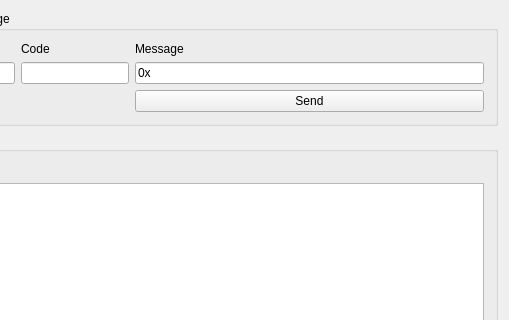
First picture: the form in R_Visualizer/SendMessages/sendmessages.ui, repository NeverKnewTheName/R_Visualizer, before the edit; both pictures show x 118 to 627 and y 0 to 320 of the 627 by 706 pixel window.
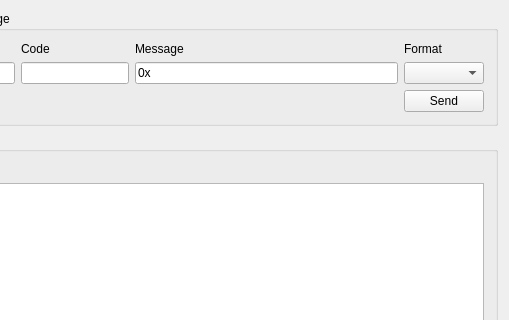
Second picture: the form after the edit.

Commit message: Fixed sendMessage to parse hex and binary input for data part as well as names, hex or dec for id and code field; //ToDO needs more work (Decimal data)

Patch:
```diff
--- a/R_Visualizer/SendMessages/sendmessages.ui
+++ b/R_Visualizer/SendMessages/sendmessages.ui
@@ -36,19 +36,6 @@
         </property>
        </widget>
       </item>
-      <item row="2" column="2">
-       <widget class="QPushButton" name="sndMsgSendBtn">
-        <property name="sizePolicy">
-         <sizepolicy hsizetype="Minimum" vsizetype="Fixed">
-          <horstretch>0</horstretch>
-          <verstretch>0</verstretch>
-         </sizepolicy>
-        </property>
-        <property name="text">
-         <string>Send</string>
-        </property>
-       </widget>
-      </item>
       <item row="1" column="0">
        <widget class="QLineEdit" name="sndMsgIDLineEdit">
         <property name="inputMask">
@@ -93,6 +80,29 @@
         </property>
        </widget>
       </item>
+      <item row="1" column="3">
+       <widget class="QComboBox" name="msgDataFormatComboBox"/>
+      </item>
+      <item row="2" column="3">
+       <widget class="QPushButton" name="sndMsgSendBtn">
+        <property name="sizePolicy">
+         <sizepolicy hsizetype="Minimum" vsizetype="Fixed">
+          <horstretch>0</horstretch>
+          <verstretch>0</verstretch>
+         </sizepolicy>
+        </property>
+        <property name="text">
+         <string>Send</string>
+        </property>
+       </widget>
+      </item>
+      <item row="0" column="3">
+       <widget class="QLabel" name="label_2">
+        <property name="text">
+         <string>Format</string>
+        </property>
+       </widget>
+      </item>
      </layout>
     </widget>
    </item>
```
Left out of the diff: 11 changed lines with no effect on the pictures. The commit also changes 11 other files.
